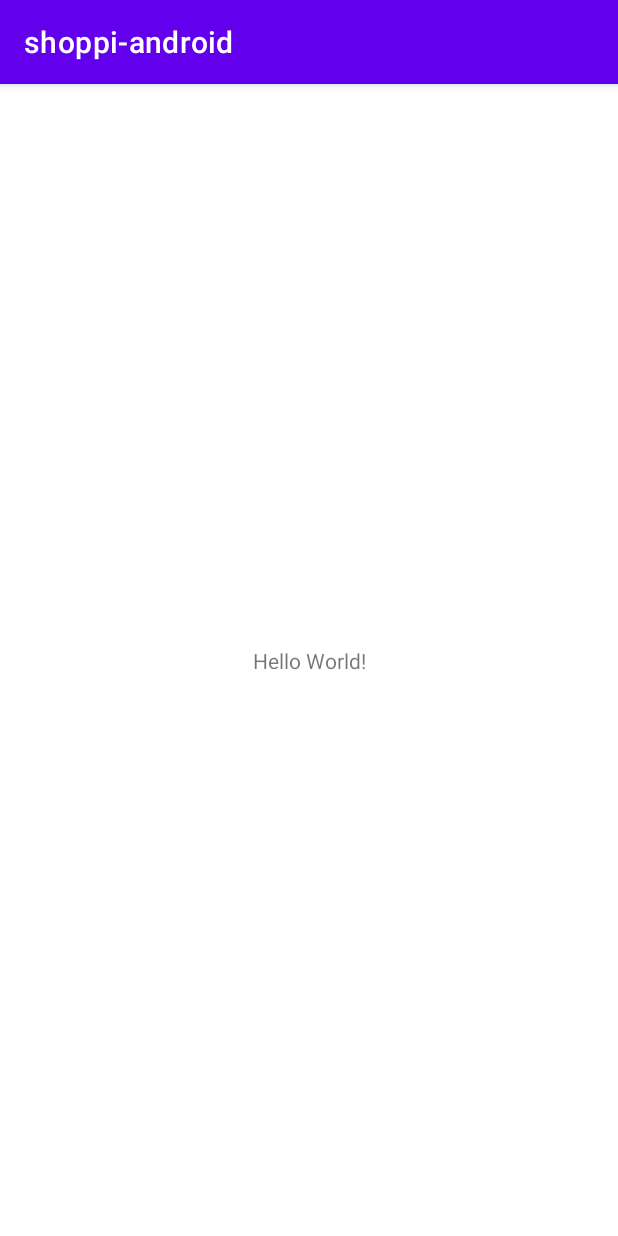
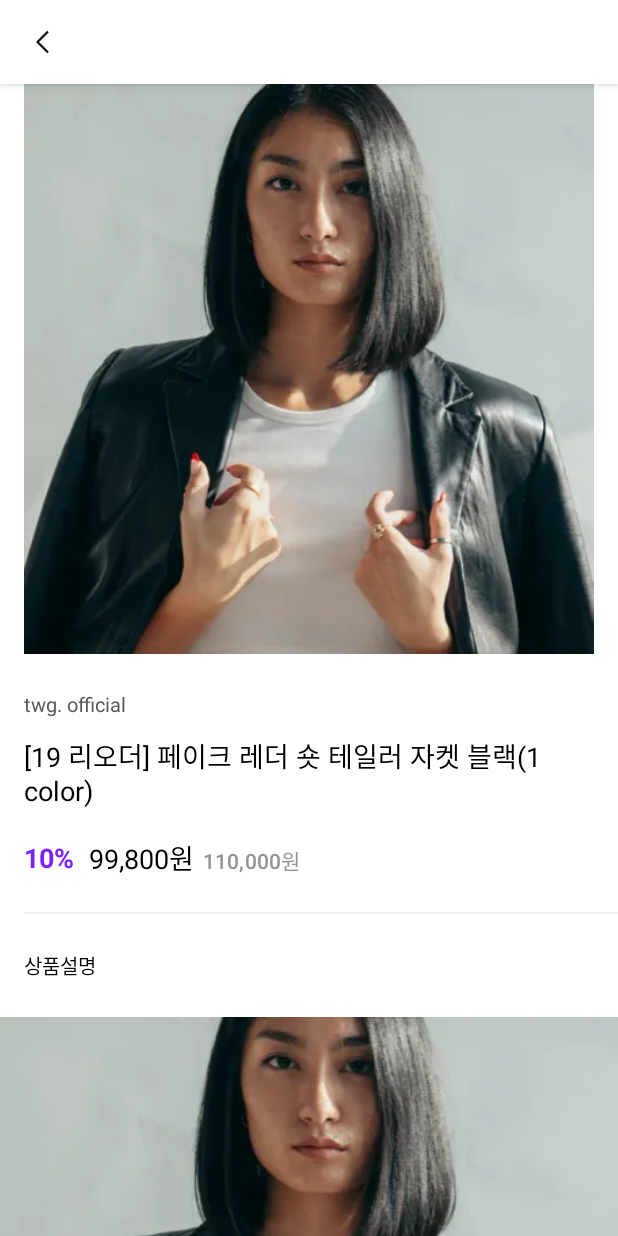
Before and after one commit to helvetia90/shoppi-android, an Android app: the screen it shows after launch (MainActivity), on a phone screen of 412 x 824 dp. Run offline under Robolectric (Android 15) with nearby library versions, the phone set to English and light mode, and no system bars.

Commit message:
4강까지 완료

```diff
--- a/app/src/main/java/com/shoppi/app/MainActivity.kt
+++ b/app/src/main/java/com/shoppi/app/MainActivity.kt
@@ -6,6 +6,6 @@ import android.os.Bundle
 class MainActivity : AppCompatActivity() {
     override fun onCreate(savedInstanceState: Bundle?) {
         super.onCreate(savedInstanceState)
-        setContentView(R.layout.activity_main)
+        setContentView(R.layout.activity_product_detail)
     }
 }
--- /dev/null
+++ b/app/src/main/res/drawable/ic_gnb_back.xml
@@ -0,0 +1,13 @@
+<vector xmlns:android="http://schemas.android.com/apk/res/android"
+    android:width="24dp"
+    android:height="24dp"
+    android:viewportWidth="24"
+    android:viewportHeight="24">
+  <path
+      android:pathData="m16,5 l-7,7 7,7.005"
+      android:strokeLineJoin="round"
+      android:strokeWidth="1.5"
+      android:fillColor="#00000000"
+      android:strokeColor="#111"
+      android:fillType="evenOdd"/>
+</vector>
--- a/app/src/main/res/layout/activity_main.xml
+++ b/app/src/main/res/layout/activity_main.xml
@@ -7,6 +7,7 @@
     tools:context=".MainActivity">
 
     <TextView
+        android:id="@+id/textView"
         android:layout_width="wrap_content"
         android:layout_height="wrap_content"
         android:text="Hello World!"
@@ -15,4 +16,14 @@
         app:layout_constraintStart_toStartOf="parent"
         app:layout_constraintTop_toTopOf="parent" />
 
+    <Button
+        android:id="@+id/button"
+        android:layout_width="wrap_content"
+        android:layout_height="wrap_content"
+        android:layout_marginBottom="16dp"
+        android:text="Button"
+        app:layout_constraintBottom_toTopOf="@+id/textView"
+        app:layout_constraintEnd_toEndOf="parent"
+        app:layout_constraintStart_toStartOf="parent" />
+
 </androidx.constraintlayout.widget.ConstraintLayout>
--- /dev/null
+++ b/app/src/main/res/layout/activity_product_detail.xml
@@ -0,0 +1,137 @@
+<?xml version="1.0" encoding="utf-8"?>
+<androidx.coordinatorlayout.widget.CoordinatorLayout xmlns:android="http://schemas.android.com/apk/res/android"
+    xmlns:app="http://schemas.android.com/apk/res-auto"
+    android:layout_width="match_parent"
+    android:layout_height="match_parent">
+
+    <com.google.android.material.appbar.AppBarLayout
+        android:layout_width="match_parent"
+        android:layout_height="wrap_content"
+        android:background="@color/shoppi_white">
+
+        <androidx.appcompat.widget.Toolbar
+            android:id="@+id/toolbar_product_detail"
+            android:layout_width="match_parent"
+            android:layout_height="wrap_content"
+            app:layout_scrollFlags="scroll|enterAlways"
+            app:navigationIcon="@drawable/ic_gnb_back" />
+    </com.google.android.material.appbar.AppBarLayout>
+
+    <androidx.core.widget.NestedScrollView
+        android:layout_width="match_parent"
+        android:layout_height="match_parent"
+        app:layout_behavior="@string/appbar_scrolling_view_behavior">
+
+        <androidx.constraintlayout.widget.ConstraintLayout
+            android:layout_width="match_parent"
+            android:layout_height="match_parent">
+
+            <ImageView
+                android:id="@+id/iv_product_thumbnail"
+                android:layout_width="0dp"
+                android:layout_height="0dp"
+                android:layout_marginStart="16dp"
+                android:layout_marginEnd="16dp"
+                android:contentDescription="@string/description_product_thumbnail"
+                android:src="@drawable/img_pdp_top_01"
+                app:layout_constraintDimensionRatio="w, 1:1"
+                app:layout_constraintEnd_toEndOf="parent"
+                app:layout_constraintStart_toStartOf="parent"
+                app:layout_constraintTop_toTopOf="parent" />
+
+            <TextView
+                android:id="@+id/tv_product_brand_name"
+                style="@style/TextSubtitle3.Grey03"
+                android:layout_width="0dp"
+                android:layout_height="wrap_content"
+                android:layout_marginStart="16dp"
+                android:layout_marginTop="24dp"
+                android:layout_marginEnd="16dp"
+                android:text="twg. official"
+                app:layout_constraintEnd_toEndOf="parent"
+                app:layout_constraintStart_toStartOf="parent"
+                app:layout_constraintTop_toBottomOf="@id/iv_product_thumbnail" />
+
+            <TextView
+                android:id="@+id/tv_product_label"
+                style="@style/TextMedium"
+                android:layout_width="0dp"
+                android:layout_height="wrap_content"
+                android:layout_marginStart="16dp"
+                android:layout_marginTop="12dp"
+                android:layout_marginEnd="16dp"
+                android:text="[19 리오더] 페이크 레더 숏 테일러 자켓 블랙(1 color)"
+                app:layout_constraintEnd_toEndOf="parent"
+                app:layout_constraintStart_toStartOf="parent"
+                app:layout_constraintTop_toBottomOf="@id/tv_product_brand_name" />
+
+            <TextView
+                android:id="@+id/tv_product_discount_rate"
+                style="@style/TextMedium.Purple.Bold"
+                android:layout_width="wrap_content"
+                android:layout_height="wrap_content"
+                android:layout_marginStart="16dp"
+                android:layout_marginTop="20dp"
+                android:text="10%"
+                app:layout_constraintStart_toStartOf="parent"
+                app:layout_constraintTop_toBottomOf="@id/tv_product_label" />
+
+            <TextView
+                android:id="@+id/tv_product_discount_price"
+                style="@style/TextMedium"
+                android:layout_width="wrap_content"
+                android:layout_height="wrap_content"
+                android:layout_marginStart="10dp"
+                android:text="99,800원"
+                app:layout_constraintBottom_toBottomOf="@id/tv_product_discount_rate"
+                app:layout_constraintStart_toEndOf="@id/tv_product_discount_rate"
+                app:layout_constraintTop_toTopOf="@id/tv_product_discount_rate" />
+
+            <TextView
+                android:id="@+id/tv_product_price"
+                style="@style/TextSubtitle2.Grey05"
+                android:layout_width="wrap_content"
+                android:layout_height="wrap_content"
+                android:layout_marginStart="6dp"
+                android:text="110,000원"
+                app:layout_constraintBaseline_toBaselineOf="@id/tv_product_discount_price"
+                app:layout_constraintStart_toEndOf="@id/tv_product_discount_price" />
+
+            <View
+                android:id="@+id/view_divider_product"
+                android:layout_width="0dp"
+                android:layout_height="1dp"
+                android:layout_marginStart="16dp"
+                android:layout_marginTop="24dp"
+                android:background="#eeeff1"
+                app:layout_constraintStart_toStartOf="parent"
+                app:layout_constraintTop_toBottomOf="@id/tv_product_price" />
+
+            <TextView
+                android:id="@+id/tv_product_detail_image_title"
+                style="@style/TextSubtitle3"
+                android:layout_width="wrap_content"
+                android:layout_height="wrap_content"
+                android:layout_marginStart="16dp"
+                android:layout_marginTop="24dp"
+                android:text="@string/title_product_detail_image"
+                app:layout_constraintStart_toStartOf="parent"
+                app:layout_constraintTop_toBottomOf="@id/view_divider_product" />
+
+            <ImageView
+                android:id="@+id/iv_product_detail_image"
+                android:layout_width="0dp"
+                android:layout_height="wrap_content"
+                android:layout_marginTop="24dp"
+                android:layout_marginBottom="50dp"
+                android:contentDescription="@string/description_product_detail_image"
+                android:scaleType="centerCrop"
+                android:src="@drawable/img_pdp_top_01"
+                app:layout_constraintBottom_toBottomOf="parent"
+                app:layout_constraintEnd_toEndOf="parent"
+                app:layout_constraintStart_toStartOf="parent"
+                app:layout_constraintTop_toBottomOf="@id/tv_product_detail_image_title" />
+
+        </androidx.constraintlayout.widget.ConstraintLayout>
+    </androidx.core.widget.NestedScrollView>
+</androidx.coordinatorlayout.widget.CoordinatorLayout>
--- a/app/src/main/res/values-night/themes.xml
+++ b/app/src/main/res/values-night/themes.xml
@@ -1,14 +1,14 @@
 <resources xmlns:tools="http://schemas.android.com/tools">
     <!-- Base application theme. -->
-    <style name="Theme.Shoppiandroid" parent="Theme.MaterialComponents.DayNight.DarkActionBar">
+    <style name="Theme.Shoppiandroid" parent="Theme.MaterialComponents.DayNight.NoActionBar">
         <!-- Primary brand color. -->
-        <item name="colorPrimary">@color/purple_200</item>
-        <item name="colorPrimaryVariant">@color/purple_700</item>
-        <item name="colorOnPrimary">@color/black</item>
+        <item name="colorPrimary">@color/shoppi_purple</item>
+        <item name="colorPrimaryVariant">@color/shoppi_gradient_purple</item>
+        <item name="colorOnPrimary">@color/shoppi_black_01</item>
         <!-- Secondary brand color. -->
-        <item name="colorSecondary">@color/teal_200</item>
-        <item name="colorSecondaryVariant">@color/teal_200</item>
-        <item name="colorOnSecondary">@color/black</item>
+        <item name="colorSecondary">@color/shoppi_pink_01</item>
+        <item name="colorSecondaryVariant">@color/shoppi_pink_02</item>
+        <item name="colorOnSecondary">@color/shoppi_black_01</item>
         <!-- Status bar color. -->
         <item name="android:statusBarColor">?attr/colorPrimaryVariant</item>
         <!-- Customize your theme here. -->
--- a/app/src/main/res/values/colors.xml
+++ b/app/src/main/res/values/colors.xml
@@ -1,10 +1,22 @@
 <?xml version="1.0" encoding="utf-8"?>
 <resources>
-    <color name="purple_200">#FFBB86FC</color>
-    <color name="purple_500">#FF6200EE</color>
-    <color name="purple_700">#FF3700B3</color>
-    <color name="teal_200">#FF03DAC5</color>
-    <color name="teal_700">#FF018786</color>
-    <color name="black">#FF000000</color>
-    <color name="white">#FFFFFFFF</color>
+    <color name="shoppi_purple">#7d22ff</color>
+    <color name="shoppi_pink_01">#66e062ff</color>
+    <color name="shoppi_pink_02">#11e062ff</color>
+    <color name="shoppi_gradient_purple">#6b19ff</color>
+    <color name="shoppi_gradient_pink">#fd62ff</color>
+    <color name="shoppi_black_01">#000000</color>
+    <color name="shoppi_black_02">#111111</color>
+    <color name="shoppi_grey_01">#5f5f69</color>
+    <color name="shoppi_grey_02">#52514d</color>
+    <color name="shoppi_grey_03">#555555</color>
+    <color name="shoppi_grey_04">#888888</color>
+    <color name="shoppi_grey_05">#939393</color>
+    <color name="shoppi_grey_06">#d1d1d1</color>
+    <color name="shoppi_grey_07">#d6d6d6</color>
+    <color name="shoppi_grey_08">#e9e9e9</color>
+    <color name="shoppi_grey_09">#eeeff1</color>
+    <color name="shoppi_bluegrey">#f2f4f6</color>
+    <color name="shoppi_white">#ffffff</color>
+    <color name="shoppi_brown">#967a6d</color>
 </resources>
--- a/app/src/main/res/values/strings.xml
+++ b/app/src/main/res/values/strings.xml
@@ -1,3 +1,6 @@
 <resources>
     <string name="app_name">shoppi-android</string>
+    <string name="description_product_thumbnail">상품 상세 대표 이미지</string>
+    <string name="title_product_detail_image">상품설명</string>
+    <string name="description_product_detail_image">상품 상세 이미지</string>
 </resources>
--- /dev/null
+++ b/app/src/main/res/values/styles.xml
@@ -0,0 +1,47 @@
+<?xml version="1.0" encoding="utf-8" ?>
+<resources>
+    <!--Text Style -->
+    <style name="TextMedium" parent="TextAppearance.AppCompat.Medium">
+        <item name="android:textColor">@color/shoppi_black_01</item>
+    </style>
+    <style name="TextMedium.Purple">
+        <item name="android:textColor">@color/shoppi_purple</item>
+    </style>
+    <style name="TextMedium.Purple.Bold">
+        <item name="android:textStyle">bold</item>
+    </style>
+    <style name="TextSubtitle1" parent="TextAppearance.MaterialComponents.Subtitle1">
+        <item name="android:textColor">@color/shoppi_black_01</item>
+    </style>
+    <style name="TextSubtitle1.White">
+        <item name="android:textColor">@color/shoppi_white</item>
+    </style>
+    <style name="TextSubtitle1.White.Bold">
+        <item name="android:textStyle">bold</item>
+        <item name="android:textColor">@color/shoppi_white</item>
+    </style>
+    <style name="TextSubtitle2" parent="TextAppearance.MaterialComponents.Subtitle2">
+        <item name="android:textColor">@color/shoppi_black_01</item>
+    </style>
+    <style name="TextSubtitle2.Grey05" parent="TextAppearance.MaterialComponents.Subtitle2">
+        <item name="android:textColor">@color/shoppi_grey_05</item>
+    </style>
+    <style name="TextSubtitle3">
+        <item name="android:textSize">13sp</item>
+        <item name="android:textColor">@color/shoppi_black_01</item>
+    </style>
+    <style name="TextSubtitle3.Grey03">
+        <item name="android:textColor">@color/shoppi_grey_03</item>
+    </style>
+    <style name="TextCaption1" parent="TextAppearance.AppCompat.Caption">
+        <item name="android:textColor">@color/shoppi_black_01</item>
+    </style>
+    <style name="TextCaption1.Grey03" parent="TextAppearance.AppCompat.Caption">
+        <item name="android:textColor">@color/shoppi_grey_03</item>
+    </style>
+    <style name="TextCaption2" parent="TextAppearance.AppCompat.Caption">
+        <item name="android:textSize">11sp</item>
+        <item name="android:textColor">@color/shoppi_black_01</item>
+    </style>
+
+</resources>
--- a/app/src/main/res/values/themes.xml
+++ b/app/src/main/res/values/themes.xml
@@ -1,14 +1,14 @@
 <resources xmlns:tools="http://schemas.android.com/tools">
     <!-- Base application theme. -->
-    <style name="Theme.Shoppiandroid" parent="Theme.MaterialComponents.DayNight.DarkActionBar">
+    <style name="Theme.Shoppiandroid" parent="Theme.MaterialComponents.DayNight.NoActionBar">
         <!-- Primary brand color. -->
-        <item name="colorPrimary">@color/purple_500</item>
-        <item name="colorPrimaryVariant">@color/purple_700</item>
-        <item name="colorOnPrimary">@color/white</item>
+        <item name="colorPrimary">@color/shoppi_purple</item>
+        <item name="colorPrimaryVariant">@color/shoppi_gradient_purple</item>
+        <item name="colorOnPrimary">@color/shoppi_white</item>
         <!-- Secondary brand color. -->
-        <item name="colorSecondary">@color/teal_200</item>
-        <item name="colorSecondaryVariant">@color/teal_700</item>
-        <item name="colorOnSecondary">@color/black</item>
+        <item name="colorSecondary">@color/shoppi_pink_01</item>
+        <item name="colorSecondaryVariant">@color/shoppi_pink_02</item>
+        <item name="colorOnSecondary">@color/shoppi_black_01</item>
         <!-- Status bar color. -->
         <item name="android:statusBarColor">?attr/colorPrimaryVariant</item>
         <!-- Customize your theme here. -->
```
Also changed, not shown: app/src/main/res/drawable-hdpi/img_pdp_top_01.webp (added), app/src/main/res/drawable-mdpi/img_pdp_top_01.webp (added), app/src/main/res/drawable-xhdpi/img_pdp_top_01.webp (added), app/src/main/res/drawable-xxhdpi/img_pdp_top_01.webp (added), app/src/main/res/drawable-xxxhdpi/img_pdp_top_01.webp (added).
